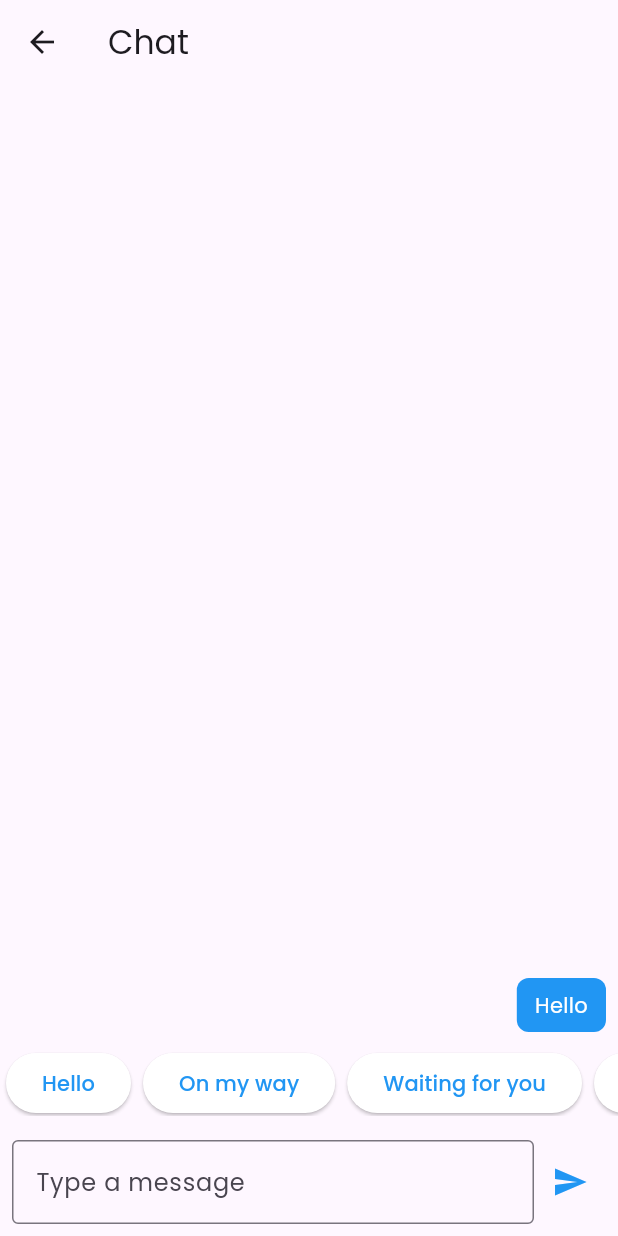
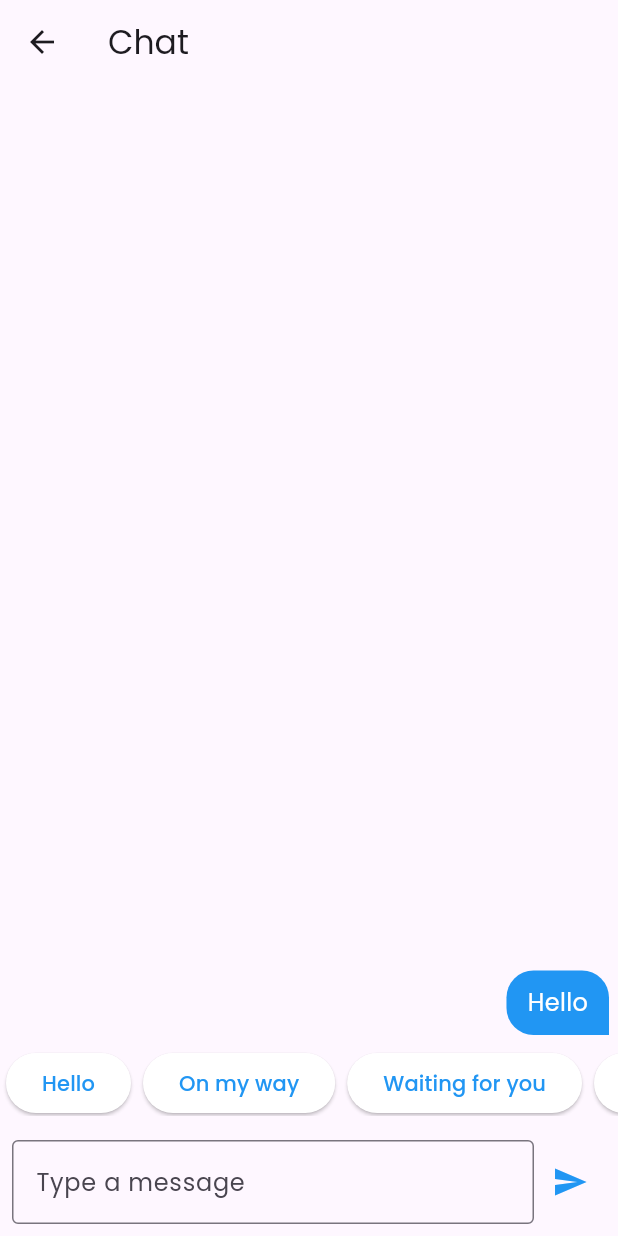
Before and after one commit to marwanessam12/CarpoolApp, a Flutter app: the ChatScreen screen opened directly with empty values, after a tap on "Hello", after a tap on the "send" icon, on a phone screen of 412 x 824 dp. Run offline on Flutter 3.47's test engine with Material 3 defaults, Android fonts, the phone set to English and light mode, and no system bars; our stand-ins replace cloud_firestore, firebase_auth, firebase_core, firebase_storage, flutter_rating_bar, flutter_svg and 5 more; missing offline and left inert: google_maps_webservice; accounts and stored records are empty.

Commit message:
# chat for user but not all #حسبي الله

```diff
--- a/lib/features/home/presentation/widgets/chat/ChatScreen.dart
+++ b/lib/features/home/presentation/widgets/chat/ChatScreen.dart
@@ -79,19 +79,40 @@ class _ChatScreenState extends State<ChatScreen> {
                           ? Alignment.centerRight
                           : Alignment.centerLeft,
                       child: Container(
+                        constraints: BoxConstraints(
+                          maxWidth: MediaQuery.of(context).size.width *
+                              0.68, // 68% of the screen width
+                        ),
                         padding: const EdgeInsets.symmetric(
-                            vertical: 8, horizontal: 12),
+                            vertical: 10,
+                            horizontal:
+                                14), // Compact padding for WhatsApp style
                         margin: const EdgeInsets.symmetric(
-                            vertical: 4, horizontal: 8),
+                            vertical: 2,
+                            horizontal: 6), // Smaller margin for compact view
                         decoration: BoxDecoration(
-                          color: isUserMessage ? Colors.blue : Colors.grey[300],
-                          borderRadius: BorderRadius.circular(8),
+                          color: isUserMessage
+                              ? Colors.blue
+                              : Colors.grey[
+                                  300], // WhatsApp green for user and gray for driver
+                          borderRadius: BorderRadius.only(
+                            topLeft: Radius.circular(18),
+                            topRight: Radius.circular(18),
+                            bottomLeft: isUserMessage
+                                ? Radius.circular(18)
+                                : Radius.zero,
+                            bottomRight: isUserMessage
+                                ? Radius.zero
+                                : Radius.circular(18),
+                          ),
                         ),
                         child: Text(
                           message.text,
                           style: TextStyle(
-                              color:
-                                  isUserMessage ? Colors.white : Colors.black),
+                            color:
+                                isUserMessage ? Colors.white : Colors.black87,
+                            fontSize: 16,
+                          ),
                         ),
                       ),
                     );
```
